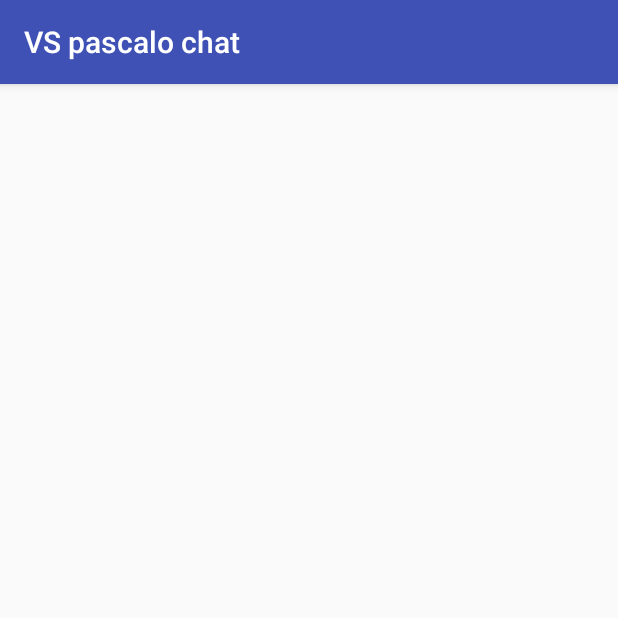
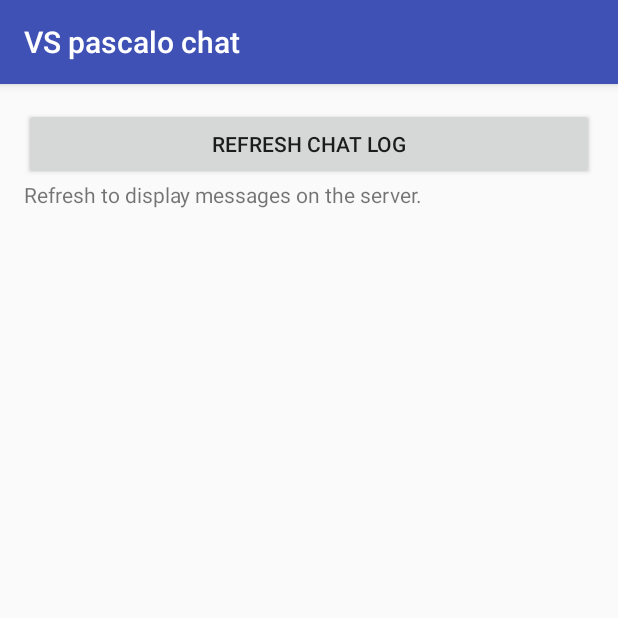
Before and after one commit to joelbu/VS_pascalo_chat, an Android app: the ChatActivity screen opened directly, with no data from a screen before it, on a phone screen of 412 x 824 dp, the top half of it. Run offline under Robolectric (Android 15) with nearby library versions, the phone set to English and light mode, and no system bars.

Commit message:
implemented refresh button has no function yet

```diff
--- a/app/src/main/java/ch/ethz/inf/vs/a3/pascalo/vs_pascalo_chat/ChatActivity.java
+++ b/app/src/main/java/ch/ethz/inf/vs/a3/pascalo/vs_pascalo_chat/ChatActivity.java
@@ -2,13 +2,21 @@ package ch.ethz.inf.vs.a3.pascalo.vs_pascalo_chat;
 
 import android.support.v7.app.AppCompatActivity;
 import android.os.Bundle;
+import android.view.View;
 
-public class ChatActivity extends AppCompatActivity {
+public class ChatActivity extends AppCompatActivity implements View.OnClickListener {
 
     @Override
     protected void onCreate(Bundle savedInstanceState) {
         super.onCreate(savedInstanceState);
         setContentView(R.layout.activity_chat);
+
+
+
+
+        //register listener on the refresh button
+        findViewById(R.id.refresh_button).setOnClickListener(this);
+
     }
 
     @Override
@@ -25,6 +33,11 @@ public class ChatActivity extends AppCompatActivity {
         super.onDestroy();
     }
 
+    @Override
+    public void onClick(View v) {
+
+    }
+
     private class NetworkThread extends Thread {
         @Override
         public void run() {
--- a/app/src/main/res/layout/activity_chat.xml
+++ b/app/src/main/res/layout/activity_chat.xml
@@ -10,4 +10,19 @@
     android:paddingTop="@dimen/activity_vertical_margin"
     tools:context="ch.ethz.inf.vs.a3.pascalo.vs_pascalo_chat.ChatActivity">
 
+    <Button
+        android:text="@string/refresh_button_text"
+        android:layout_width="match_parent"
+        android:layout_height="wrap_content"
+        android:layout_alignParentTop="true"
+        android:layout_alignParentStart="true"
+        android:id="@+id/refresh_button" />
+
+    <TextView
+        android:text="@string/chat_view_text"
+        android:layout_width="match_parent"
+        android:layout_height="match_parent"
+        android:layout_below="@id/refresh_button"
+        android:layout_alignParentStart="true"
+        android:id="@+id/chat_view" />
 </RelativeLayout>
--- a/app/src/main/res/values/strings.xml
+++ b/app/src/main/res/values/strings.xml
@@ -9,4 +9,6 @@
     <string name="port_message">Please enter the chat server\'s port</string>
     <string name="default_ip_address">10.0.2.2</string>
     <string name="default_port">4446</string>
+    <string name="refresh_button_text">refresh chat log</string>
+    <string name="chat_view_text">Refresh to display messages on the server.</string>
 </resources>
```
